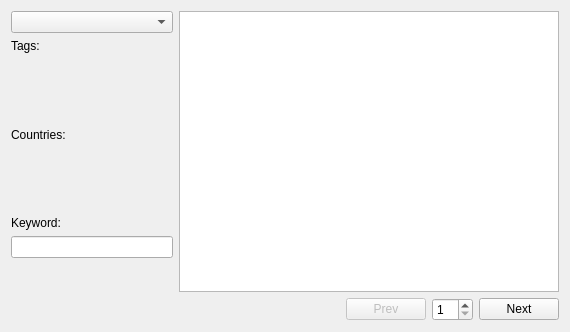
coslyk/moonplayer, file src/reslibrary.ui: the form before one commit.
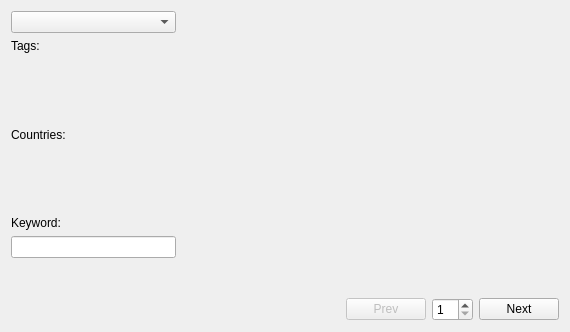
The form after the commit.

Diff of the .ui file:
```diff
--- a/src/reslibrary.ui
+++ b/src/reslibrary.ui
@@ -85,25 +85,6 @@
      </item>
     </layout>
    </item>
-   <item row="0" column="1" colspan="4">
-    <widget class="QListWidget" name="listWidget">
-     <property name="movement">
-      <enum>QListView::Static</enum>
-     </property>
-     <property name="isWrapping" stdset="0">
-      <bool>true</bool>
-     </property>
-     <property name="resizeMode">
-      <enum>QListView::Adjust</enum>
-     </property>
-     <property name="spacing">
-      <number>4</number>
-     </property>
-     <property name="viewMode">
-      <enum>QListView::IconMode</enum>
-     </property>
-    </widget>
-   </item>
    <item row="1" column="1">
     <spacer name="horizontalSpacer">
      <property name="orientation">
```
